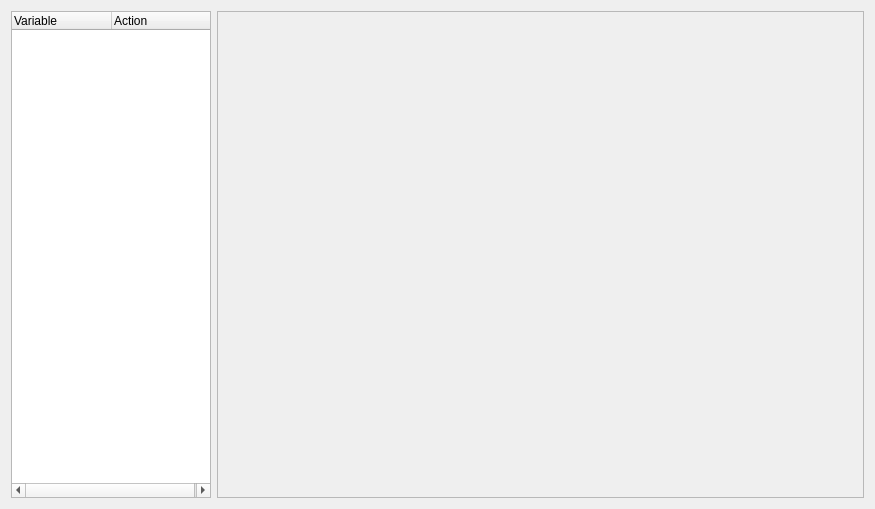
This is NetworkViewer/ScopeView.ui in glocklueng/openecosys as Qt 5 draws it before an edit. The edited form follows.
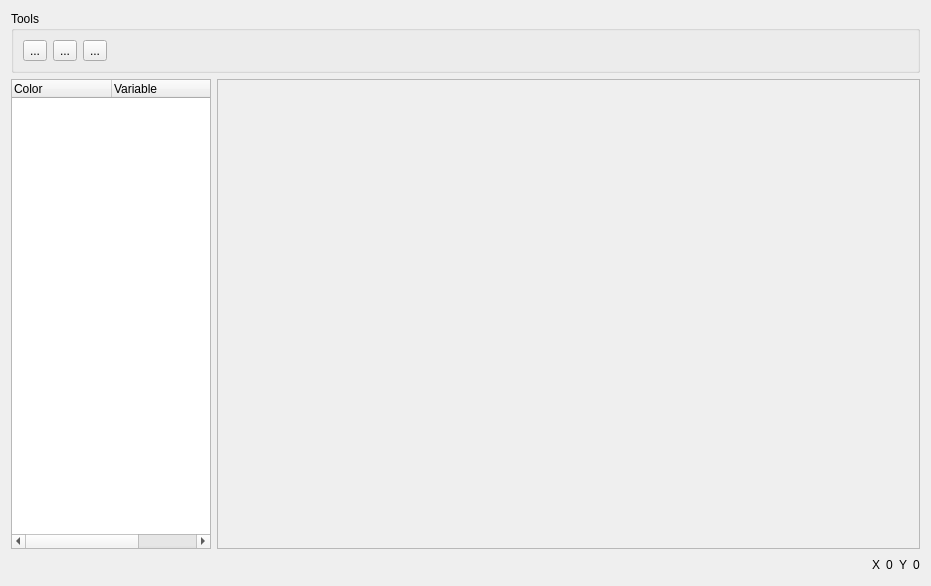
This is the edited form.

Commit message: Added scope icons

```diff
--- a/NetworkViewer/ScopeView.ui
+++ b/NetworkViewer/ScopeView.ui
@@ -6,13 +6,79 @@
    <rect>
     <x>0</x>
     <y>0</y>
-    <width>875</width>
-    <height>509</height>
+    <width>931</width>
+    <height>586</height>
    </rect>
   </property>
   <property name="windowTitle">
    <string>Scope</string>
   </property>
+  <layout class="QVBoxLayout" name="verticalLayout">
+   <item>
+    <widget class="QGroupBox" name="groupBox">
+     <property name="minimumSize">
+      <size>
+       <width>0</width>
+       <height>0</height>
+      </size>
+     </property>
+     <property name="maximumSize">
+      <size>
+       <width>16777215</width>
+       <height>80</height>
+      </size>
+     </property>
+     <property name="autoFillBackground">
+      <bool>false</bool>
+     </property>
+     <property name="title">
+      <string>Tools</string>
+     </property>
+     <property name="flat">
+      <bool>false</bool>
+     </property>
+     <property name="checkable">
+      <bool>false</bool>
+     </property>
+     <layout class="QHBoxLayout" name="horizontalLayout_2">
+      <item>
+       <widget class="QToolButton" name="toolButton">
+        <property name="text">
+         <string>...</string>
+        </property>
+       </widget>
+      </item>
+      <item>
+       <widget class="QToolButton" name="toolButton_2">
+        <property name="text">
+         <string>...</string>
+        </property>
+       </widget>
+      </item>
+      <item>
+       <widget class="QToolButton" name="toolButton_3">
+        <property name="text">
+         <string>...</string>
+        </property>
+       </widget>
+      </item>
+      <item>
+       <spacer name="horizontalSpacer">
+        <property name="orientation">
+         <enum>Qt::Horizontal</enum>
+        </property>
+        <property name="sizeHint" stdset="0">
+         <size>
+          <width>40</width>
+          <height>20</height>
+         </size>
+        </property>
+       </spacer>
+      </item>
+     </layout>
+    </widget>
+   </item>
+   <item>
   <layout class="QHBoxLayout" name="horizontalLayout">
    <item>
     <widget class="QTreeWidget" name="m_treeWidget">
@@ -28,6 +94,20 @@
        <height>16777215</height>
       </size>
      </property>
+       <property name="autoFillBackground">
+        <bool>false</bool>
+       </property>
+       <property name="textElideMode">
+        <enum>Qt::ElideRight</enum>
+       </property>
+       <property name="uniformRowHeights">
+        <bool>true</bool>
+       </property>
+       <column>
+        <property name="text">
+         <string>Color</string>
+        </property>
+       </column>
      <column>
       <property name="text">
        <string>Variable</string>
@@ -49,6 +129,53 @@
       <enum>QFrame::Raised</enum>
      </property>
     </widget>
+     </item>
+    </layout>
+   </item>
+   <item>
+    <layout class="QHBoxLayout" name="horizontalLayout_3">
+     <item>
+      <spacer name="horizontalSpacer_2">
+       <property name="orientation">
+        <enum>Qt::Horizontal</enum>
+       </property>
+       <property name="sizeHint" stdset="0">
+        <size>
+         <width>40</width>
+         <height>20</height>
+        </size>
+       </property>
+      </spacer>
+     </item>
+     <item>
+      <widget class="QLabel" name="label_2">
+       <property name="text">
+        <string>X</string>
+       </property>
+      </widget>
+     </item>
+     <item>
+      <widget class="QLabel" name="m_labelX">
+       <property name="text">
+        <string>0</string>
+       </property>
+      </widget>
+     </item>
+     <item>
+      <widget class="QLabel" name="label">
+       <property name="text">
+        <string>Y</string>
+       </property>
+      </widget>
+     </item>
+     <item>
+      <widget class="QLabel" name="m_labelY">
+       <property name="text">
+        <string>0</string>
+       </property>
+      </widget>
+     </item>
+    </layout>
    </item>
   </layout>
  </widget>
```
Lines whose indentation alone changed are shown as unchanged. The commit also changes 4 other files.
